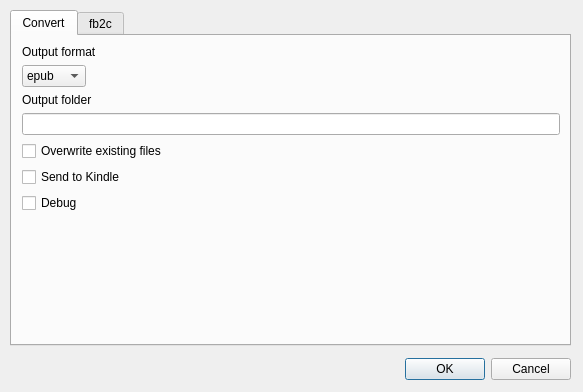
Before: the Qt Designer form src/designer/convertdialog.ui in dnkorpushov/libro2, drawn with Qt 5.
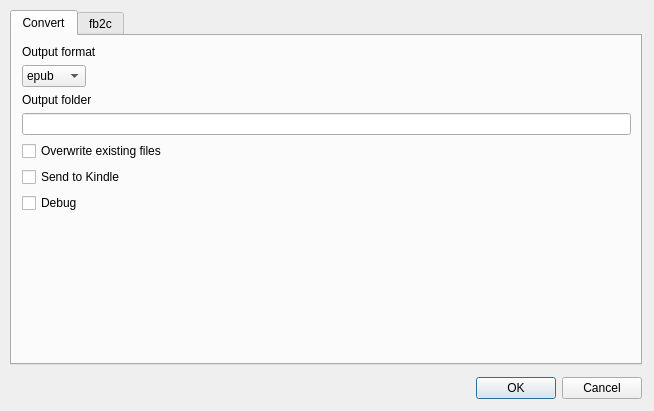
After: the same form once the commit is applied. Custom widgets are drawn as their Qt base class.

The edit to the form file:
```diff
--- a/src/designer/convertdialog.ui
+++ b/src/designer/convertdialog.ui
@@ -6,8 +6,8 @@
    <rect>
     <x>0</x>
     <y>0</y>
-    <width>583</width>
-    <height>392</height>
+    <width>654</width>
+    <height>411</height>
    </rect>
   </property>
   <property name="windowTitle">
```
